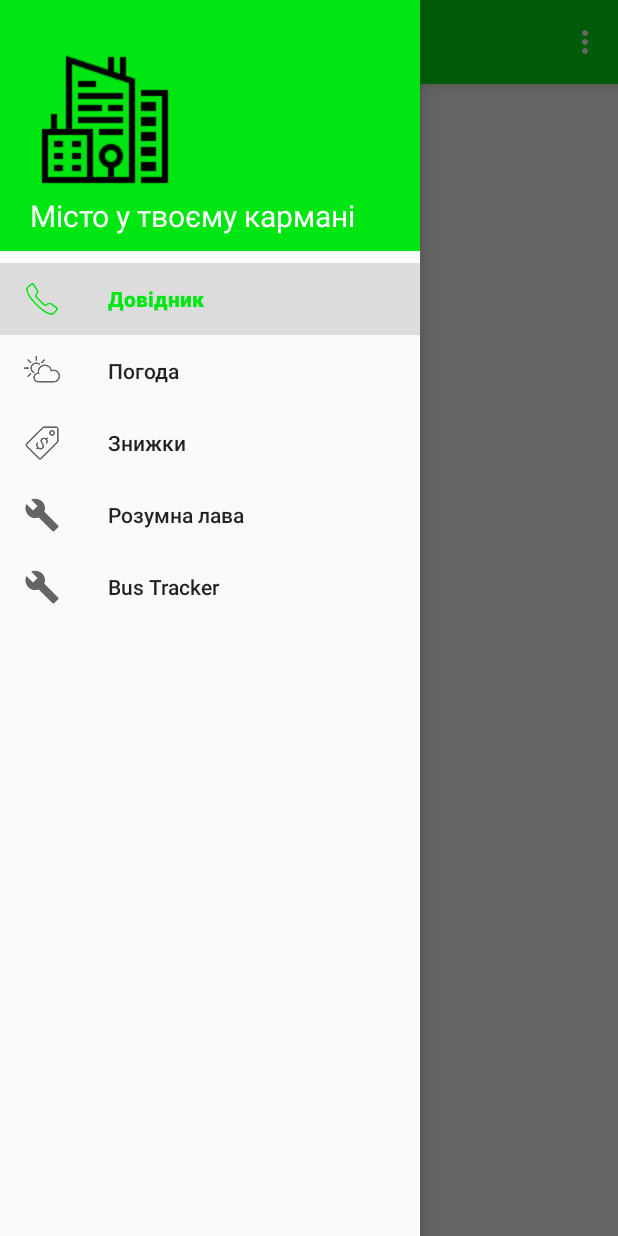
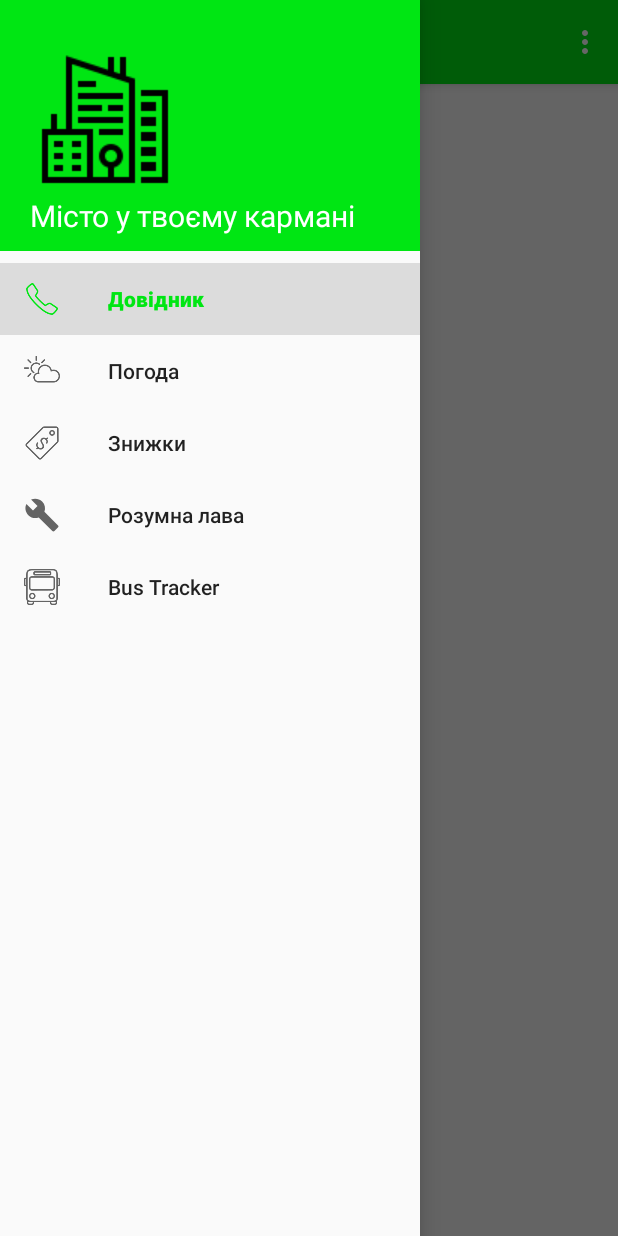
Before and after one commit to Ruslan16021984/AndroidAppCityEnProject, an Android app: the screen it shows after launch (MainActivityWithNaviDrawer), with the side drawer open, on a phone screen of 412 x 824 dp. Run offline under Robolectric (Android 15) with nearby library versions, the phone set to English and light mode, and no system bars; our stand-ins replace navigation-ui; 39 statements that could not run were skipped.

Commit message:
Serh: Vitaliy and Ruslan look yours parts

```diff
--- a/app/src/main/res/menu/activity_main_with_navi_drawer_drawer.xml
+++ b/app/src/main/res/menu/activity_main_with_navi_drawer_drawer.xml
@@ -22,7 +22,7 @@
             android:title="@string/menu_bench" />
         <item
             android:id="@+id/nav_busmap"
-            android:icon="@drawable/ic_menu_manage"
+            android:icon="@drawable/bus"
             android:title="@string/menu_busmap" />
     </group>
 
```
Also changed, not shown: app/src/main/res/drawable/bus.png (added).
